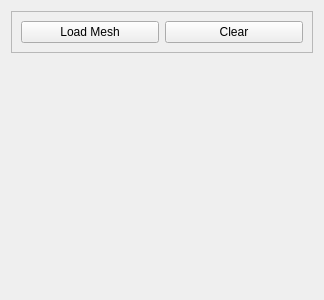
The window that gui/hf_gui.ui (cg3hci/SplitAndMill) describes before a commit, drawn with Qt 5.
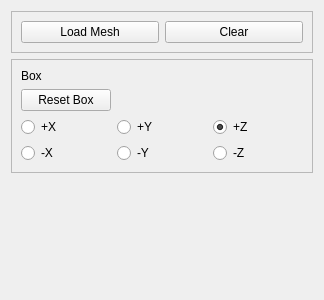
The same window after the commit.

Patch:
```diff
--- a/gui/hf_gui.ui
+++ b/gui/hf_gui.ui
@@ -14,33 +14,7 @@
    <string>Frame</string>
   </property>
   <layout class="QGridLayout" name="gridLayout">
-   <item row="0" column="0">
-    <widget class="QFrame" name="frame">
-     <property name="frameShape">
-      <enum>QFrame::StyledPanel</enum>
-     </property>
-     <property name="frameShadow">
-      <enum>QFrame::Raised</enum>
-     </property>
-     <layout class="QGridLayout" name="gridLayout_2">
-      <item row="0" column="0">
-       <widget class="QPushButton" name="loadMeshPushButton">
-        <property name="text">
-         <string>Load Mesh</string>
-        </property>
-       </widget>
-      </item>
-      <item row="0" column="1">
-       <widget class="QPushButton" name="clearPushButton">
-        <property name="text">
-         <string>Clear</string>
-        </property>
-       </widget>
-      </item>
-     </layout>
-    </widget>
-   </item>
-   <item row="1" column="0">
+   <item row="2" column="0">
     <spacer name="verticalSpacer">
      <property name="orientation">
       <enum>Qt::Vertical</enum>
@@ -53,6 +27,103 @@
      </property>
     </spacer>
    </item>
+   <item row="0" column="0">
+    <widget class="QFrame" name="frame">
+     <property name="frameShape">
+      <enum>QFrame::StyledPanel</enum>
+     </property>
+     <property name="frameShadow">
+      <enum>QFrame::Raised</enum>
+     </property>
+     <layout class="QGridLayout" name="gridLayout_2">
+      <item row="0" column="0">
+       <widget class="QPushButton" name="loadMeshPushButton">
+        <property name="text">
+         <string>Load Mesh</string>
+        </property>
+       </widget>
+      </item>
+      <item row="0" column="1">
+       <widget class="QPushButton" name="clearPushButton">
+        <property name="text">
+         <string>Clear</string>
+        </property>
+       </widget>
+      </item>
+     </layout>
+    </widget>
+   </item>
+   <item row="1" column="0">
+    <widget class="QFrame" name="frame_2">
+     <property name="frameShape">
+      <enum>QFrame::StyledPanel</enum>
+     </property>
+     <property name="frameShadow">
+      <enum>QFrame::Raised</enum>
+     </property>
+     <layout class="QGridLayout" name="gridLayout_3">
+      <item row="1" column="0">
+       <widget class="QPushButton" name="resetBoxPushButton">
+        <property name="text">
+         <string>Reset Box</string>
+        </property>
+       </widget>
+      </item>
+      <item row="2" column="0">
+       <widget class="QRadioButton" name="pxRadioButton">
+        <property name="text">
+         <string>+X</string>
+        </property>
+       </widget>
+      </item>
+      <item row="0" column="0">
+       <widget class="QLabel" name="label">
+        <property name="text">
+         <string>Box</string>
+        </property>
+       </widget>
+      </item>
+      <item row="2" column="2">
+       <widget class="QRadioButton" name="pzRadioButton">
+        <property name="text">
+         <string>+Z</string>
+        </property>
+        <property name="checked">
+         <bool>true</bool>
+        </property>
+       </widget>
+      </item>
+      <item row="2" column="1">
+       <widget class="QRadioButton" name="pyRadioButton">
+        <property name="text">
+         <string>+Y</string>
+        </property>
+       </widget>
+      </item>
+      <item row="3" column="0">
+       <widget class="QRadioButton" name="mxRadioButton">
+        <property name="text">
+         <string>-X</string>
+        </property>
+       </widget>
+      </item>
+      <item row="3" column="1">
+       <widget class="QRadioButton" name="myRadioButton">
+        <property name="text">
+         <string>-Y</string>
+        </property>
+       </widget>
+      </item>
+      <item row="3" column="2">
+       <widget class="QRadioButton" name="mzRadioButton">
+        <property name="text">
+         <string>-Z</string>
+        </property>
+       </widget>
+      </item>
+     </layout>
+    </widget>
+   </item>
   </layout>
  </widget>
  <resources/>
```
